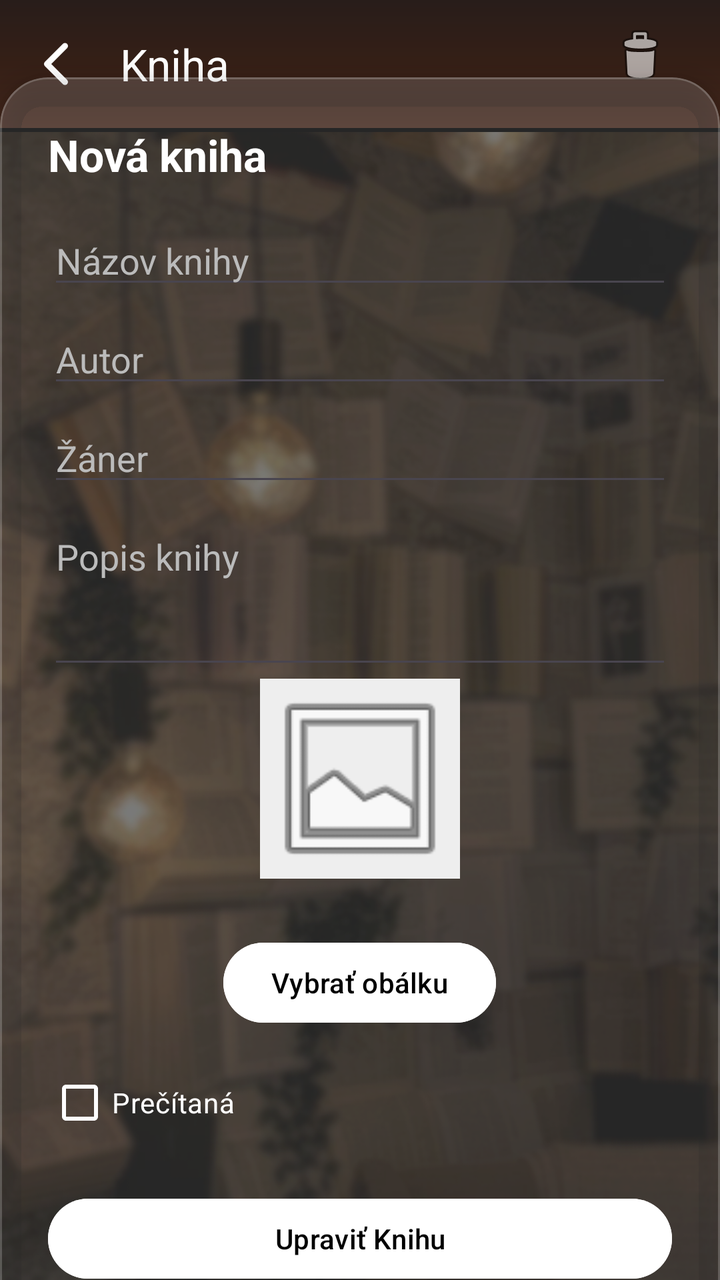
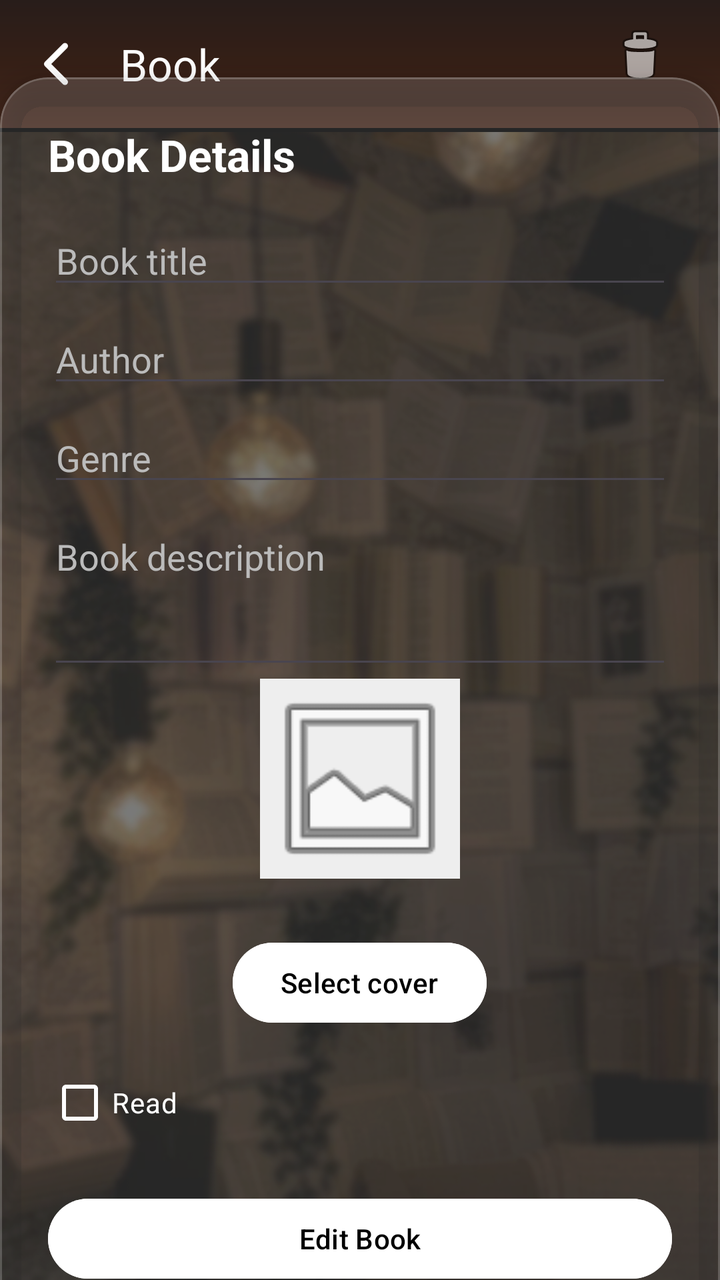

Compare the two renders of this Android layout. The source of the first and the diff that turns it into the second are given below.
<!-- AndroidManifest.xml: application theme Theme.Bookshelf -->
<!-- res/layout/activity_choosen_book.xml -->
<?xml version="1.0" encoding="utf-8"?>
<androidx.constraintlayout.widget.ConstraintLayout
    xmlns:android="http://schemas.android.com/apk/res/android"
    xmlns:app="http://schemas.android.com/apk/res-auto"
    xmlns:tools="http://schemas.android.com/tools"
    android:layout_width="match_parent"
    android:layout_height="match_parent"
    android:background="@drawable/background">

    <androidx.appcompat.widget.Toolbar
        android:id="@+id/toolbar"
        android:layout_width="match_parent"
        android:layout_height="?attr/actionBarSize"
        android:background="@drawable/blurred_brown_gradient"
        android:theme="@style/ThemeOverlay.AppCompat.Dark.ActionBar"
        app:layout_constraintStart_toStartOf="parent"
        app:layout_constraintTop_toTopOf="parent"
        app:navigationIcon="@drawable/chevron_back"
        app:navigationIconTint="@color/white"
        app:title="Kniha">


    </androidx.appcompat.widget.Toolbar>

    <ImageButton
        android:id="@+id/btnDeleteBook"

        android:layout_width="48dp"
        android:layout_height="48dp"
        android:layout_alignBottom="@+id/toolbar"
        android:layout_alignParentStart="true"
        android:layout_alignParentTop='true'
        android:layout_alignParentEnd="true"
        android:layout_marginTop="4dp"
        android:layout_marginEnd="16dp"
        android:background="?attr/selectableItemBackgroundBorderless"
        android:contentDescription="Delete"
        android:src="@android:drawable/ic_menu_delete"
        app:layout_constraintBottom_toTopOf="@+id/toolbar_line"
        app:layout_constraintEnd_toEndOf="parent"
        app:layout_constraintTop_toTopOf="parent"
        app:layout_constraintVertical_bias="0.0" />

    <View
        android:id="@+id/toolbar_line"
        android:layout_width="match_parent"
        android:layout_height="2dp"
        android:background="@color/black"
        app:layout_constraintTop_toBottomOf="@id/toolbar" />

    <com.google.android.material.card.MaterialCardView
        android:id="@+id/add_book_card"
        android:layout_width="0dp"
        android:layout_height="wrap_content"
        app:cardBackgroundColor="#26FFFFFF"
        app:cardCornerRadius="24dp"
        app:cardElevation="8dp"
        app:strokeColor="#33FFFFFF"
        app:strokeWidth="1dp"
        app:layout_constraintBottom_toBottomOf="parent"
        app:layout_constraintEnd_toEndOf="parent"
        app:layout_constraintStart_toStartOf="parent"
        app:layout_constraintTop_toBottomOf="@id/toolbar_line">

        <LinearLayout
            android:layout_width="match_parent"
            android:layout_height="wrap_content"
            android:orientation="vertical"
            android:padding="24dp">

            <TextView
                android:layout_width="wrap_content"
                android:layout_height="wrap_content"
                android:text="Nová kniha"
                android:textColor="@color/white"
                android:textSize="22sp"
                android:textStyle="bold"
                android:layout_marginBottom="16dp"/>

            <EditText android:id="@+id/edit_book_title"
                android:layout_width="match_parent" android:layout_height="wrap_content"
                android:hint="Názov knihy" android:inputType="textCapSentences"
                android:textColor="@color/white" android:textColorHint="@color/hint_grey" />

            <EditText android:id="@+id/edit_book_author"
                android:layout_width="match_parent" android:layout_height="wrap_content"
                android:hint="Autor" android:layout_marginTop="8dp"
                android:textColor="@color/white" android:textColorHint="@color/hint_grey"/>

            <EditText android:id="@+id/edit_book_genre"
                android:layout_width="match_parent" android:layout_height="wrap_content"
                android:hint="Žáner" android:layout_marginTop="8dp"
                android:textColor="@color/white" android:textColorHint="@color/hint_grey"/>

            <EditText android:id="@+id/edit_book_description"
                android:layout_width="match_parent" android:layout_height="wrap_content"
                android:hint="Popis knihy" android:gravity="top"
                android:layout_marginTop="8dp" android:lines="3"
                android:textColor="@color/white" android:textColorHint="@color/hint_grey"/>
            <ImageView
                android:id="@+id/img_book_cover"
                android:layout_width="100dp"
                android:layout_height="100dp"
                android:layout_gravity="center"
                android:scaleType="centerCrop"
                android:src="@android:drawable/ic_menu_gallery"
                android:background="#EEEEEE"
                android:layout_marginBottom="8dp"/>

            <Button
                android:id="@+id/btn_select_image"
                android:layout_width="wrap_content"
                android:layout_height="wrap_content"
                android:layout_marginTop="20dp"
                android:backgroundTint="@color/white"
                android:text="Vybrať obálku"
                android:layout_gravity="center"
                android:textColor="@color/black" />

            <CheckBox android:id="@+id/check_is_read"
                android:layout_width="wrap_content" android:layout_height="wrap_content"
                android:text="Prečítaná" android:layout_marginTop="12dp"
                android:textColor="@color/white"
                android:buttonTint="@color/white"/>

            <Button android:id="@+id/btn_save_book"
                android:layout_width="match_parent" android:layout_height="wrap_content"
                android:text="Upraviť Knihu" android:layout_marginTop="20dp"
                android:backgroundTint="@color/white" android:textColor="@color/black"/>

        </LinearLayout>
    </com.google.android.material.card.MaterialCardView>

</androidx.constraintlayout.widget.ConstraintLayout>
<!-- resources referenced by this layout -->
<resources>
  <color name="black">#FF000000</color>
  <color name="hint_grey">#BBBBBB</color>
  <color name="white">#FFFFFFFF</color>
  <!-- drawable background: png bitmap (drawable, 415359 bytes) -->
  <!-- drawable blurred_brown_gradient (drawable) -->
  <?xml version="1.0" encoding="utf-8"?>
  
  <shape xmlns:android="http://schemas.android.com/apk/res/android"
      android:shape="rectangle">
      <gradient
          android:type="linear"
          android:angle="270"
          android:gradientRadius="600dp"
          android:startColor="#281D1A"
          android:centerColor="#351F16"
          android:endColor="#43271C" />
  </shape>
  <!-- drawable chevron_back (drawable) -->
  <vector xmlns:android="http://schemas.android.com/apk/res/android"
      android:width="32dp"
      android:height="32dp"
      android:viewportWidth="512"
      android:viewportHeight="512">
    <path
        android:pathData="M328,112l-144,144l144,144"
        android:strokeLineJoin="round"
        android:strokeWidth="48"
        android:fillColor="#00000000"
        android:strokeColor="@color/white"
        android:strokeLineCap="round"/>
  </vector>
  <style name="Theme.Bookshelf" parent="Base.Theme.Bookshelf">
          <item name="android:windowLayoutInDisplayCutoutMode" tools:targetApi="p">never</item>
      </style>
  <style name="Base.Theme.Bookshelf" parent="Theme.Material3.DayNight.NoActionBar">
          
          <item name="android:statusBarColor" tools:targetApi="l">@color/black</item>
          <item name="android:windowLightStatusBar">true</item>
          
      </style>
</resources>

<!-- the commit's change to res/layout/activity_choosen_book.xml (unified diff, before → after) -->
@@ -17,7 +17,7 @@
         app:layout_constraintTop_toTopOf="parent"
         app:navigationIcon="@drawable/chevron_back"
         app:navigationIconTint="@color/white"
-        app:title="Kniha">
+        app:title="Book">
 
 
     </androidx.appcompat.widget.Toolbar>
@@ -71,7 +71,7 @@
             <TextView
                 android:layout_width="wrap_content"
                 android:layout_height="wrap_content"
-                android:text="Nová kniha"
+                android:text="Book Details"
                 android:textColor="@color/white"
                 android:textSize="22sp"
                 android:textStyle="bold"
@@ -79,22 +79,22 @@
 
             <EditText android:id="@+id/edit_book_title"
                 android:layout_width="match_parent" android:layout_height="wrap_content"
-                android:hint="Názov knihy" android:inputType="textCapSentences"
+                android:hint="Book title" android:inputType="textCapSentences"
                 android:textColor="@color/white" android:textColorHint="@color/hint_grey" />
 
             <EditText android:id="@+id/edit_book_author"
                 android:layout_width="match_parent" android:layout_height="wrap_content"
-                android:hint="Autor" android:layout_marginTop="8dp"
+                android:hint="Author" android:layout_marginTop="8dp"
                 android:textColor="@color/white" android:textColorHint="@color/hint_grey"/>
 
             <EditText android:id="@+id/edit_book_genre"
                 android:layout_width="match_parent" android:layout_height="wrap_content"
-                android:hint="Žáner" android:layout_marginTop="8dp"
+                android:hint="Genre" android:layout_marginTop="8dp"
                 android:textColor="@color/white" android:textColorHint="@color/hint_grey"/>
 
             <EditText android:id="@+id/edit_book_description"
                 android:layout_width="match_parent" android:layout_height="wrap_content"
-                android:hint="Popis knihy" android:gravity="top"
+                android:hint="Book description" android:gravity="top"
                 android:layout_marginTop="8dp" android:lines="3"
                 android:textColor="@color/white" android:textColorHint="@color/hint_grey"/>
             <ImageView
@@ -113,19 +113,19 @@
                 android:layout_height="wrap_content"
                 android:layout_marginTop="20dp"
                 android:backgroundTint="@color/white"
-                android:text="Vybrať obálku"
+                android:text="Select cover"
                 android:layout_gravity="center"
                 android:textColor="@color/black" />
 
             <CheckBox android:id="@+id/check_is_read"
                 android:layout_width="wrap_content" android:layout_height="wrap_content"
-                android:text="Prečítaná" android:layout_marginTop="12dp"
+                android:text="Read" android:layout_marginTop="12dp"
                 android:textColor="@color/white"
                 android:buttonTint="@color/white"/>
 
             <Button android:id="@+id/btn_save_book"
                 android:layout_width="match_parent" android:layout_height="wrap_content"
-                android:text="Upraviť Knihu" android:layout_marginTop="20dp"
+                android:text="Edit Book" android:layout_marginTop="20dp"
                 android:backgroundTint="@color/white" android:textColor="@color/black"/>
 
         </LinearLayout>
